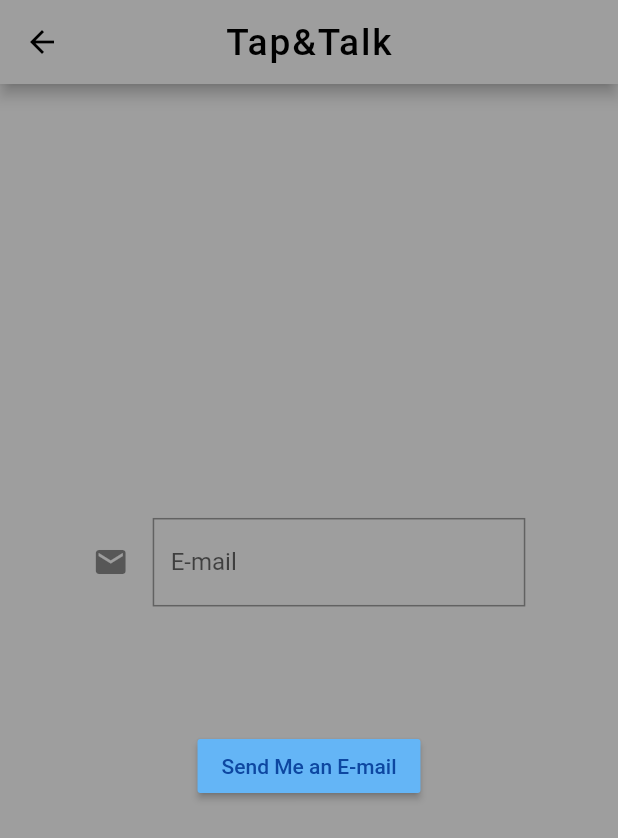
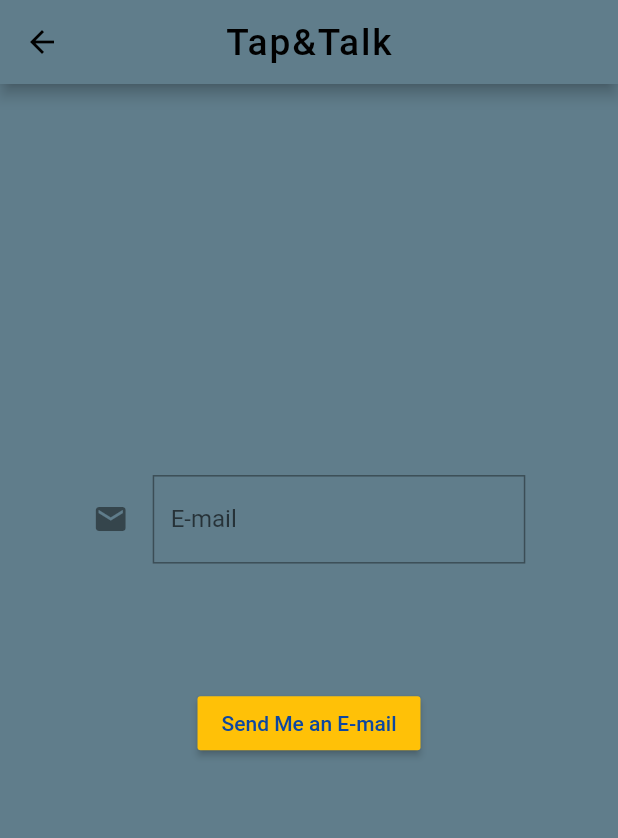
Before and after one commit to benfurkanaslan/first_flutter_app, a Flutter app: the screen it shows after launch, after a tap on "Forgot My Password", on a phone screen of 412 x 824 dp. Shown: the top 838 px of the screen. Run offline on Flutter 3.47's test engine with Material 2 defaults, Android fonts, the phone set to English and light mode, and no system bars.

Commit message:
working on

```diff
--- a/lib/ForgotPassword/ForgotMyPassword.dart
+++ b/lib/ForgotPassword/ForgotMyPassword.dart
@@ -1,19 +1,25 @@
 import 'package:flutter/material.dart';
 
+// ignore: must_be_immutable
 class ForgotMyPassword extends StatefulWidget {
+  num screenHeight;
+  num screenWidth;
+  var color;
+
+  ForgotMyPassword({this.screenHeight, this.screenWidth, this.color});
+
   @override
   _ForgotMyPasswordState createState() => _ForgotMyPasswordState();
 }
 
 class _ForgotMyPasswordState extends State<ForgotMyPassword> {
+  var eMailController = TextEditingController();
+  String eMail;
+
   @override
   Widget build(BuildContext context) {
-    var eMailController = TextEditingController();
-    var screenInfo = MediaQuery.of(context);
-    final screenWidth = screenInfo.size.width;
-    final screenHeight = screenInfo.size.height;
     return Scaffold(
-      backgroundColor: Colors.grey,
+      backgroundColor: widget.color,
       appBar: AppBar(
         leading: IconButton(
           onPressed: () {
@@ -24,28 +30,24 @@ class _ForgotMyPasswordState extends State<ForgotMyPassword> {
             color: Colors.black,
           ),
         ),
-        backgroundColor: Colors.grey,
-        elevation: screenWidth * 0.01,
+        backgroundColor: widget.color,
+        elevation: widget.screenWidth * 0.01,
         title: Text(
           "Tap&Talk",
           style: TextStyle(
-              fontSize: screenWidth * 0.06,
-              letterSpacing: screenWidth * 0.003,
-              wordSpacing: screenWidth * 0.01,
+              fontSize: widget.screenWidth * 0.06,
+              letterSpacing: widget.screenWidth * 0.003,
+              wordSpacing: widget.screenWidth * 0.01,
               color: Colors.black),
         ),
         centerTitle: true,
       ),
       body: Center(
-        child: Container(
-          decoration: BoxDecoration(
-            color: Colors.grey,
-          ),
         child: Column(
           mainAxisAlignment: MainAxisAlignment.center,
           children: [
             SizedBox(
-                width: screenWidth * 0.7,
+              width: widget.screenWidth * 0.7,
               child: TextField(
                 controller: eMailController,
                 decoration: InputDecoration(
@@ -58,18 +60,29 @@ class _ForgotMyPasswordState extends State<ForgotMyPassword> {
               ),
             ),
             SizedBox(
-                height: screenHeight * 0.1,
+              height: widget.screenHeight * 0.1,
             ),
             MaterialButton(
-                color: Colors.blue[300],
-                onPressed: () {},
+              enableFeedback: true,
+              color: Theme.of(context).primaryColor,
+              onPressed: () {
+                eMail = eMailController.text;
+                setState(() {});
+              },
               child: Text(
                 "Send Me an E-mail",
                 style: TextStyle(color: Colors.blue[900]),
               ),
             ),
+            SizedBox(
+              height: widget.screenHeight * 0.05,
+            ),
+            Text(
+              (() {
+                return eMail == null ? "" : "E-mail has sent to $eMail";
+              }()),
+            ),
           ],
-          ),
         ),
       ),
     );
--- a/lib/SignIn/SignedIn.dart
+++ b/lib/SignIn/SignedIn.dart
@@ -6,8 +6,14 @@ class SignedIn extends StatefulWidget {
   num screenHeight;
   String userName;
   String password;
+  var color;
 
-  SignedIn(this.screenWidth, this.screenHeight, this.userName, this.password);
+  SignedIn(
+      {this.screenWidth,
+      this.screenHeight,
+      this.userName,
+      this.password,
+      this.color});
 
   @override
   _SignedInState createState() => _SignedInState();
@@ -17,7 +23,7 @@ class _SignedInState extends State<SignedIn> {
   @override
   Widget build(BuildContext context) {
     return Scaffold(
-      backgroundColor: Colors.grey,
+      backgroundColor: widget.color,
       appBar: AppBar(
         leading: IconButton(
           onPressed: () {
@@ -29,7 +35,7 @@ class _SignedInState extends State<SignedIn> {
           ),
         ),
         elevation: widget.screenWidth * 0.01,
-        backgroundColor: Colors.grey,
+        backgroundColor: widget.color,
         title: Text(
           "Tap&Talk",
           style: TextStyle(
--- a/lib/main.dart
+++ b/lib/main.dart
@@ -14,7 +14,7 @@ class MyApp extends StatelessWidget {
       debugShowCheckedModeBanner: false,
       title: 'Flutter Demo',
       theme: ThemeData(
-        primarySwatch: Colors.blue,
+        primarySwatch: Colors.amber,
         visualDensity: VisualDensity.adaptivePlatformDensity,
       ),
       home: MyHomePage(),
@@ -42,6 +42,8 @@ class _MyHomePageState extends State<MyHomePage> {
   var passwordController = TextEditingController();
   String userName;
   String password;
+  bool rememberPassword = false;
+  var color = Colors.blueGrey;
 
   @override
   Widget build(BuildContext context) {
@@ -49,9 +51,9 @@ class _MyHomePageState extends State<MyHomePage> {
     final screenWidth = screenInfo.size.width;
     final screenHeight = screenInfo.size.height;
     return Scaffold(
-      backgroundColor: Colors.grey,
+      backgroundColor: color,
       appBar: AppBar(
-        backgroundColor: Colors.grey,
+        backgroundColor: color,
         elevation: screenWidth * 0.01,
         title: Text(
           "Tap&Talk",
@@ -66,17 +68,23 @@ class _MyHomePageState extends State<MyHomePage> {
       body: Center(
         child: Container(
           decoration: BoxDecoration(
-            color: Colors.grey,
+            color: color,
           ),
+          child: SingleChildScrollView(
             child: Column(
               mainAxisAlignment: MainAxisAlignment.center,
               children: [
+                Image.asset(
+                  "lib/assets/app-logo.png",
+                  width: screenWidth * 0.3,
+                ),
+                SizedBox(height: screenHeight * 0.1),
                 SizedBox(
                   width: screenWidth * 0.7,
                   child: TextField(
                     controller: userNameController,
                     decoration: InputDecoration(
-                    icon: Icon(Icons.account_circle),
+                      icon: Icon(Icons.account_box),
                       labelText: "User Name",
                       border: OutlineInputBorder(
                         borderRadius: BorderRadius.circular(0),
@@ -95,7 +103,7 @@ class _MyHomePageState extends State<MyHomePage> {
                     enableSuggestions: false,
                     autocorrect: false,
                     decoration: InputDecoration(
-                    icon: Icon(Icons.security),
+                      icon: Icon(Icons.lock),
                       labelText: "Password",
                       border: OutlineInputBorder(
                         borderRadius: BorderRadius.circular(0),
@@ -106,15 +114,21 @@ class _MyHomePageState extends State<MyHomePage> {
                 SizedBox(
                   height: screenHeight * 0.1,
                 ),
-              ButtonBar(
+                SizedBox(
+                  width: screenWidth,
+                  child: ButtonBar(
                     children: [
                       MaterialButton(
-                    color: Colors.blue[300],
+                        color: Theme.of(context).primaryColor,
                         onPressed: () {
                           Navigator.push(
                             context,
                             MaterialPageRoute(
-                          builder: (context) => ForgotMyPassword(),
+                              builder: (context) => ForgotMyPassword(
+                                screenHeight: screenHeight,
+                                screenWidth: screenWidth,
+                                color: color,
+                              ),
                             ),
                           );
                         },
@@ -124,13 +138,18 @@ class _MyHomePageState extends State<MyHomePage> {
                         ),
                       ),
                       MaterialButton(
-                    color: Colors.blue[300],
+                        color: Theme.of(context).primaryColor,
                         onPressed: () {
                           Navigator.push(
                             context,
                             MaterialPageRoute(
                               builder: (context) => SignedIn(
-                              screenWidth, screenHeight, userName, password),
+                                screenWidth: screenWidth,
+                                screenHeight: screenHeight,
+                                userName: userName,
+                                password: password,
+                                color: color,
+                              ),
                             ),
                           );
                           userName = userNameController.text;
@@ -143,7 +162,19 @@ class _MyHomePageState extends State<MyHomePage> {
                       ),
                     ],
                   ),
+                ),
+                CheckboxListTile(
+                  title: Text("Remember Password"),
+                  controlAffinity: ListTileControlAffinity.leading,
+                  value: rememberPassword,
+                  onChanged: (bool passwordRememberOn) {
+                    setState(() {
+                      rememberPassword = passwordRememberOn;
+                    });
+                  },
+                ),
               ],
+            ),
           ),
         ),
       ),
--- a/pubspec.yaml
+++ b/pubspec.yaml
@@ -45,8 +45,8 @@ flutter:
   uses-material-design: true
 
   # To add assets to your application, add an assets section, like this:
-  # assets:
-  #   - images/a_dot_burr.jpeg
+  assets:
+    - lib/assets/app-logo.png
   #   - images/a_dot_ham.jpeg
 
   # An image asset can refer to one or more resolution-specific "variants", see
```
Also changed, not shown: lib/assets/app-logo.png (added). Lines whose indentation alone changed are shown as unchanged.
